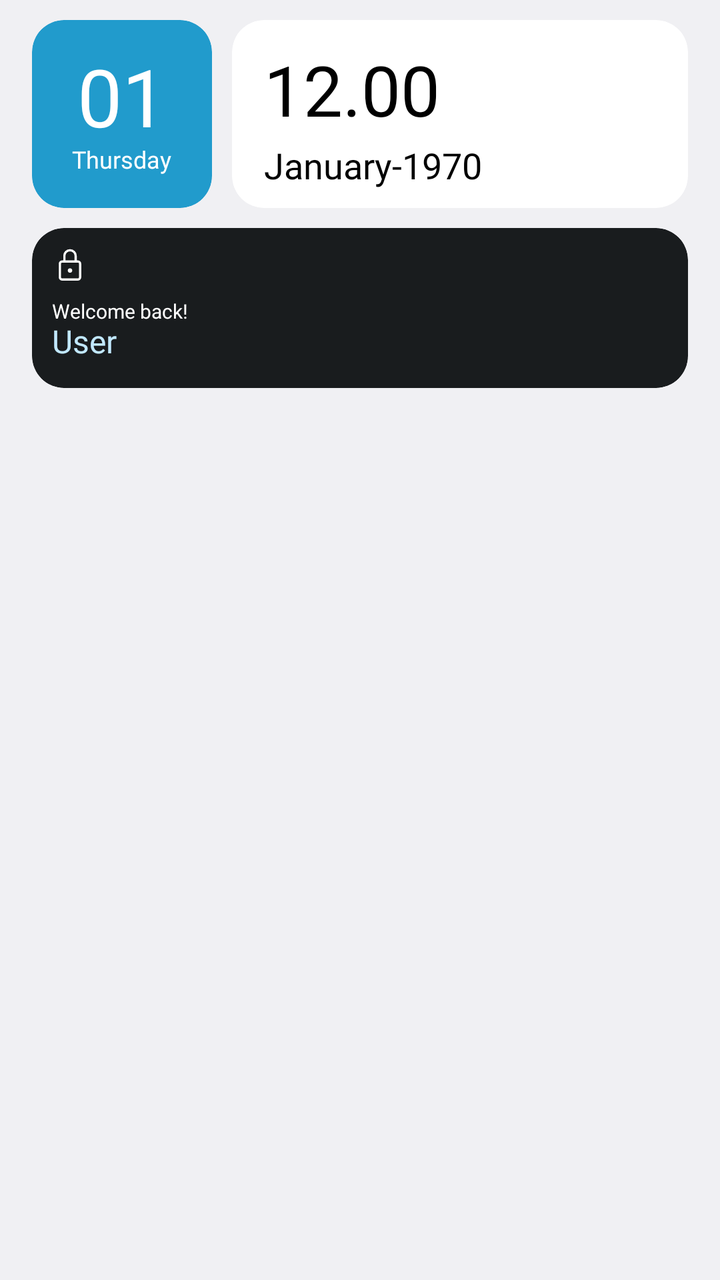
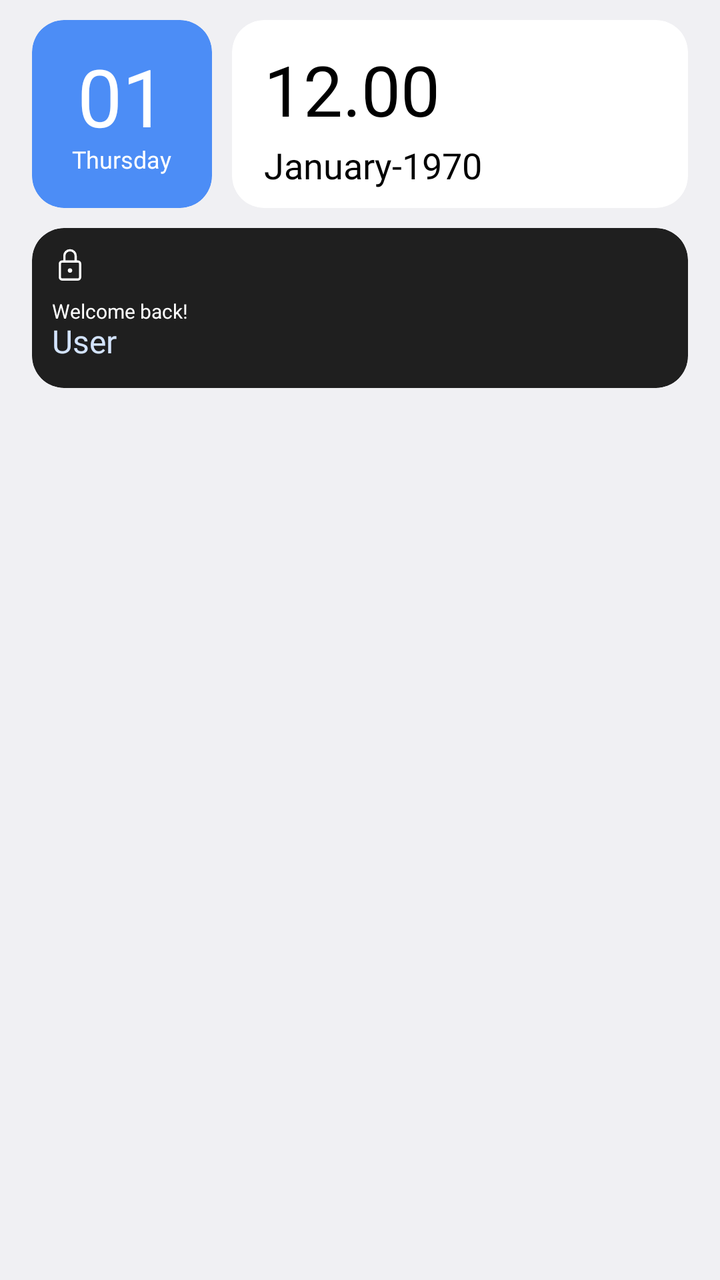

Screens rendered from an Android XML layout before and after an edit, with the pre-edit source and the edit as a unified diff.
<!-- AndroidManifest.xml: application theme android:Theme.DeviceDefault.Light.NoActionBar -->
<!-- res/layout/zclock_ls_7.xml -->
<?xml version="1.0" encoding="utf-8"?>
<LinearLayout xmlns:android="http://schemas.android.com/apk/res/android"
    xmlns:app="http://schemas.android.com/apk/res-auto"
    android:layout_width="match_parent"
    android:layout_height="220dp"
    android:layout_gravity="center_horizontal|top"
    android:gravity="center_horizontal|top"
    android:orientation="vertical">

    <LinearLayout
        android:layout_width="match_parent"
        android:layout_height="match_parent"
        android:layout_marginHorizontal="16dp"
        android:layout_marginVertical="10dp"
        android:layout_gravity="center_horizontal|top"
        android:gravity="center_horizontal|top"
        android:orientation="vertical">

        <LinearLayout
            android:layout_width="match_parent"
            android:layout_height="wrap_content"
            android:layout_gravity="center_horizontal"
            android:gravity="center"
            android:orientation="horizontal">

            <LinearLayout
                android:layout_width="wrap_content"
                android:layout_height="match_parent"
                android:gravity="center"
                android:layout_marginEnd="5dp"
                android:background="@drawable/lockscreen_clock_7_custom_background"
                android:backgroundTint="@android:color/system_accent1_400"
                android:clipToOutline="true"
                android:minWidth="90dp"
                android:orientation="vertical"
                android:padding="10dp"
                android:tag="accent1">

                <TextClock
                    android:layout_width="wrap_content"
                    android:layout_height="wrap_content"
                    android:format12Hour="dd"
                    android:includeFontPadding="false"
                    android:format24Hour="dd"
                    android:singleLine="true"
                    android:tag="text1|nolineheight"
                    android:textColor="@android:color/white"
                    android:textSize="40sp" />

                <TextClock
                    android:layout_width="wrap_content"
                    android:layout_height="wrap_content"
                    android:includeFontPadding="false"
                    android:fontFamily="@font/dot57"
                    android:format12Hour="EEEE"
                    android:format24Hour="EEEE"
                    android:singleLine="true"
                    android:tag="text1"
                    android:textColor="@android:color/white"
                    android:textSize="12sp" />
            </LinearLayout>

            <LinearLayout
                android:layout_width="0dp"
                android:layout_height="wrap_content"
                android:minHeight="90dp"
                android:layout_marginStart="5dp"
                android:layout_weight="1.0"
                android:background="@drawable/lockscreen_clock_7_custom_background"
                android:backgroundTint="@android:color/white"
                android:clipToOutline="true"
                android:gravity="center|start"
                android:orientation="vertical"
                android:paddingHorizontal="16dp"
                android:paddingVertical="10dp">

                    <TextClock
                        android:layout_width="match_parent"
                        android:layout_height="wrap_content"
                        android:layout_gravity="top"
                        android:layout_marginTop="6dp"
                        android:includeFontPadding="false"
                        android:fontFamily="@font/dot57"
                        android:format12Hour="hh.mm"
                        android:format24Hour="HH.mm"
                        android:singleLine="true"
                        android:tag="text2|nolineheight"
                        android:textColor="@android:color/system_neutral1_1000"
                        android:textSize="35sp" />

                    <TextClock
                        android:layout_width="match_parent"
                        android:layout_height="wrap_content"
                        android:layout_marginTop="6dp"
                        android:includeFontPadding="false"
                        android:layout_gravity="bottom"
                        android:fontFamily="@font/dot57"
                        android:format12Hour="MMMM-yyy"
                        android:format24Hour="MMMM-yyy"
                        android:singleLine="true"
                        android:tag="text2"
                        android:textColor="@android:color/system_neutral1_1000"
                        android:textSize="18sp" />
            </LinearLayout>
        </LinearLayout>

        <LinearLayout
            android:layout_width="match_parent"
            android:layout_height="wrap_content"
            android:layout_marginTop="10dp"
            android:background="@drawable/lockscreen_clock_7_custom_background"
            android:backgroundTint="@android:color/system_neutral1_900"
            android:clipToOutline="true"
            android:orientation="horizontal"
            android:padding="10dp">

            <LinearLayout
                android:layout_width="0dp"
                android:layout_height="wrap_content"
                android:layout_weight="1"
                android:gravity="start"
                android:orientation="vertical">

                    <ImageView
                        android:layout_width="18dp"
                        android:layout_height="18dp"
                        android:clickable="false"
                        android:layout_marginBottom="8dp"
                        android:src="@drawable/ic_lock"
                        android:tag="text1"
                        android:tint="@android:color/white" />

                    <TextView
                        android:layout_width="wrap_content"
                        android:layout_height="wrap_content"
                        android:tag="text1|nolineheight"
                        android:text="@string/welcome_back"
                        android:includeFontPadding="false"
                        android:textColor="@android:color/system_accent1_0"
                        android:textSize="10dp" />

                    <TextView
                        android:layout_width="wrap_content"
                        android:layout_height="wrap_content"
                        android:includeFontPadding="false"
                        android:fontFamily="@font/dot57"
                        android:tag="accent1|username"
                        android:text="@string/default_user_name"
                        android:textColor="@android:color/system_accent1_100"
                        android:textSize="16dp" />
            </LinearLayout>

            <ImageView
                android:tag="profile_picture"
                android:layout_width="60dp"
                android:layout_height="60dp"
                android:adjustViewBounds="true"
                android:clickable="false"
                android:clipToOutline="true"
                android:scaleType="fitCenter"
                android:src="@drawable/img_default_avatar" />
        </LinearLayout>
    </LinearLayout>
</LinearLayout>
<!-- resources referenced by this layout -->
<resources>
  <!-- drawable ic_lock (drawable) -->
  <vector xmlns:android="http://schemas.android.com/apk/res/android"
      android:width="32dp"
      android:height="32dp"
      android:viewportWidth="32"
      android:viewportHeight="32">
      <path
          android:fillColor="#FFFFFF"
          android:pathData="M16,22C17.1,22 18,21.1 18,20C18,18.9 17.1,18 16,18C14.9,18 14,18.9 14,20C14,21.1 14.9,22 16,22Z" />
      <path
          android:pathData="M9,12L23,12A2,2 0,0 1,25 14L25,26A2,2 0,0 1,23 28L9,28A2,2 0,0 1,7 26L7,14A2,2 0,0 1,9 12z"
          android:strokeWidth="2"
          android:strokeColor="#FFFFFF" />
      <path
          android:pathData="M11,12V6.9C11,4.2 13.2,2 16,2C18.8,2 21,4.2 21,6.9V12"
          android:strokeWidth="2"
          android:strokeColor="#FFFFFF" />
  </vector>
  <!-- drawable img_default_avatar: webp bitmap (drawable, 10215 bytes) -->
  <!-- drawable lockscreen_clock_7_custom_background (drawable) -->
  <?xml version="1.0" encoding="utf-8"?>
  <ripple xmlns:android="http://schemas.android.com/apk/res/android"
      android:color="?android:colorControlHighlight">
      <item android:id="@android:id/mask">
          <shape>
              <solid android:color="#FFFFFF" />
              <corners android:radius="16dp" />
          </shape>
      </item>
      <item android:id="@android:id/background">
          <shape android:shape="rectangle">
              <solid android:color="#FFFFFF" />
              <corners android:radius="16dp" />
          </shape>
      </item>
  </ripple>
  <string name="default_user_name">User</string>
  <string name="welcome_back">Welcome back!</string>
</resources>

<!-- the commit's change to res/layout/zclock_ls_7.xml (unified diff, before → after) -->
@@ -29,7 +29,7 @@
                 android:gravity="center"
                 android:layout_marginEnd="5dp"
                 android:background="@drawable/lockscreen_clock_7_custom_background"
-                android:backgroundTint="@android:color/system_accent1_400"
+                android:backgroundTint="@color/zc_accent1_400"
                 android:clipToOutline="true"
                 android:minWidth="90dp"
                 android:orientation="vertical"
@@ -85,7 +85,7 @@
                         android:format24Hour="HH.mm"
                         android:singleLine="true"
                         android:tag="text2|nolineheight"
-                        android:textColor="@android:color/system_neutral1_1000"
+                        android:textColor="@color/zc_neutral1_1000"
                         android:textSize="35sp" />
 
                     <TextClock
@@ -99,7 +99,7 @@
                         android:format24Hour="MMMM-yyy"
                         android:singleLine="true"
                         android:tag="text2"
-                        android:textColor="@android:color/system_neutral1_1000"
+                        android:textColor="@color/zc_neutral1_1000"
                         android:textSize="18sp" />
             </LinearLayout>
         </LinearLayout>
@@ -109,7 +109,7 @@
             android:layout_height="wrap_content"
             android:layout_marginTop="10dp"
             android:background="@drawable/lockscreen_clock_7_custom_background"
-            android:backgroundTint="@android:color/system_neutral1_900"
+            android:backgroundTint="@color/zc_neutral1_900"
             android:clipToOutline="true"
             android:orientation="horizontal"
             android:padding="10dp">
@@ -136,7 +136,7 @@
                         android:tag="text1|nolineheight"
                         android:text="@string/welcome_back"
                         android:includeFontPadding="false"
-                        android:textColor="@android:color/system_accent1_0"
+                        android:textColor="@color/zc_accent1_0"
                         android:textSize="10dp" />
 
                     <TextView
@@ -146,7 +146,7 @@
                         android:fontFamily="@font/dot57"
                         android:tag="accent1|username"
                         android:text="@string/default_user_name"
-                        android:textColor="@android:color/system_accent1_100"
+                        android:textColor="@color/zc_accent1_100"
                         android:textSize="16dp" />
             </LinearLayout>
 
<!-- resource entries referenced after the edit -->
@@ -1,5 +1,10 @@
 <!-- resources referenced by this layout -->
 <resources>
+  <color name="zc_accent1_0">#FFFFFFFF</color>
+  <color name="zc_accent1_100">#FFD3E3FD</color>
+  <color name="zc_accent1_400">#FF4C8DF6</color>
+  <color name="zc_neutral1_1000">#FF000000</color>
+  <color name="zc_neutral1_900">#FF1F1F1F</color>
   <!-- drawable ic_lock (drawable) -->
   <vector xmlns:android="http://schemas.android.com/apk/res/android"
       android:width="32dp"
